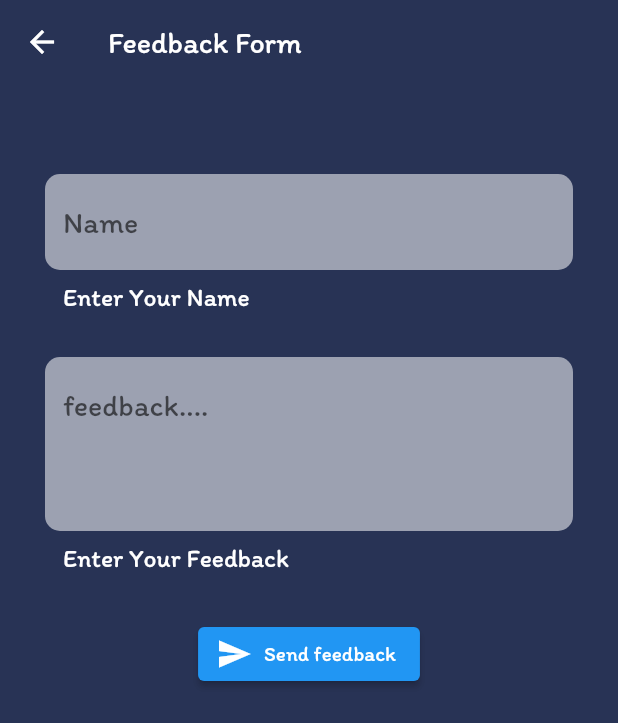
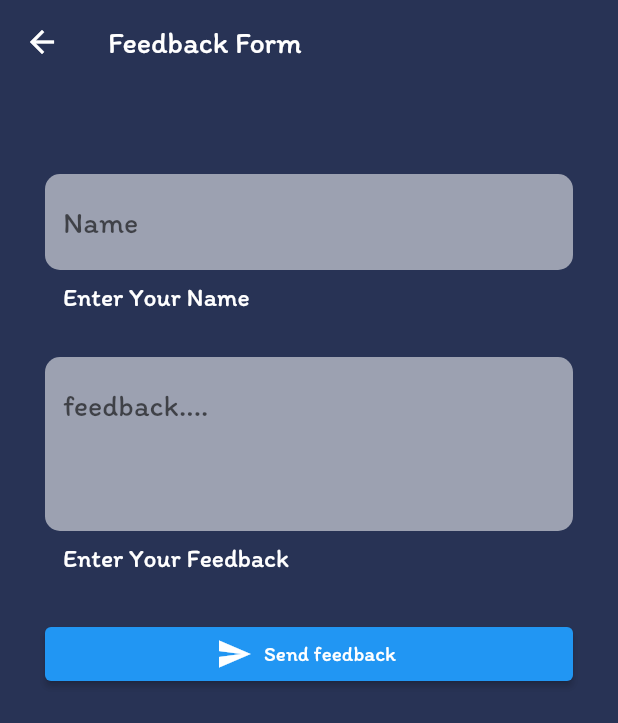
Before and after one commit to favadthottathil/Musify, a Flutter app: the FeedbackForm screen opened directly, on a phone screen of 412 x 824 dp. Shown: the top 723 px of the screen. Run offline on Flutter 3.47's test engine with Material 2 defaults, Android fonts, the phone set to English and light mode, and no system bars; our stand-ins replace animated_text_kit, flutter_screenutil, hive, hive_flutter, ionicons, just_audio and 5 more; accounts and stored records are empty.

Commit message:
published to playstore

```diff
--- a/lib/main.dart
+++ b/lib/main.dart
@@ -5,7 +5,6 @@
 import 'package:music_application/DB/model_db.dart';
 import 'package:music_application/DB/user_db.dart';
 import 'package:music_application/provider/songmodel_provider.dart';
-import 'package:music_application/screens/settings/settings.dart';
 import 'package:music_application/screens/splash/screen.dart';
 import 'package:provider/provider.dart';
 
--- a/lib/mainScreen/playlist_main.dart
+++ b/lib/mainScreen/playlist_main.dart
@@ -70,14 +70,14 @@
                               ),
                             ),
                             Container(
-                              margin: EdgeInsets.only(left: 30.w),
+                              margin: EdgeInsets.only(left: 25.w),
                               child: Center(
                                 child: Text(
                                   data.name,
                                   textAlign: TextAlign.center,
                                   style: TextStyle(
                                     fontWeight: FontWeight.bold,
-                                    fontSize: 25.sp,
+                                    fontSize: 20.sp,
                                     color: Colors.white,
                                   ),
                                 ),
--- a/lib/screens/playing_screen/now_playing.dart
+++ b/lib/screens/playing_screen/now_playing.dart
@@ -1,4 +1,5 @@
 import 'package:flutter/material.dart';
+import 'package:flutter_screenutil/flutter_screenutil.dart';
 import 'package:music_application/controller/song_controller.dart';
 import 'package:music_application/mainScreen/main_screen.dart';
 import 'package:music_application/screens/playing_screen/player_controll.dart';
@@ -32,7 +33,7 @@
 
   int large = 0;
 
-
+  // List<AudioSource> songList = [];
 
   int currentindex = 0;
 
@@ -164,7 +165,7 @@
                   ],
                 ),
               ),
-              SizedBox(height: mediaQuery.size.height * 0.1),
+              SizedBox(height: 30.h),
               PlayingControlls(count: widget.count, firstsong: firstsong, lastsong: lastsong, favsongmodel: widget.songModel[currentindex]),
             ]),
           ),
--- a/lib/screens/playlist/playlist_addsongs.dart
+++ b/lib/screens/playlist/playlist_addsongs.dart
@@ -46,8 +46,7 @@
               child: Text('No Song Avaialable'),
             );
           }
-          return SingleChildScrollView(
-            child: ListView.builder(
+          return ListView.builder(
             shrinkWrap: true,
             itemBuilder: (context, index) {
               // final data = songlist.values.toList()[index];
@@ -130,7 +129,6 @@
               );
             },
             itemCount: item.data!.length,
-            ),
           );
         },
       ),
--- a/lib/screens/settings/widgets/feedback_form.dart
+++ b/lib/screens/settings/widgets/feedback_form.dart
@@ -50,10 +50,9 @@
           elevation: 0,
           backgroundColor: Colors.transparent,
         ),
-        body: SingleChildScrollView(
-          child: Padding(
+        body: Padding(
           padding: const EdgeInsets.all(30),
-            child: Column(
+          child: ListView(
             children: [
               const SizedBox(height: 30),
               TextFormField(
@@ -109,7 +108,6 @@
               ),
             ],
           ),
-          ),
         ));
   }
 }
--- a/lib/screens/splash/screen.dart
+++ b/lib/screens/splash/screen.dart
@@ -46,7 +46,7 @@
             mainAxisAlignment: MainAxisAlignment.center,
             children: [
               SizedBox(
-                height: 400.h,
+                height: 300.h,
                 child: Lottie.asset(
                   'animation/102416-music-animation-lottie.json',
                   fit: BoxFit.fill,
@@ -57,7 +57,7 @@
                   TypewriterAnimatedText(
                     'Musicly..',
                     textStyle: TextStyle(
-                      fontSize: 30.sp,
+                      fontSize: 40.sp,
                       fontWeight: FontWeight.bold,
                       color: const Color.fromARGB(218, 3, 16, 56),
                     ),
```
Also changed, not shown: lib/screens/MainScreenTabbar/ForYou/widgets/most_played.dart (+2 -6 lines), Assets/img/output-onlinepngtools.png (added), pubspec.lock, 28 other files. Lines whose indentation alone changed are shown as unchanged.
